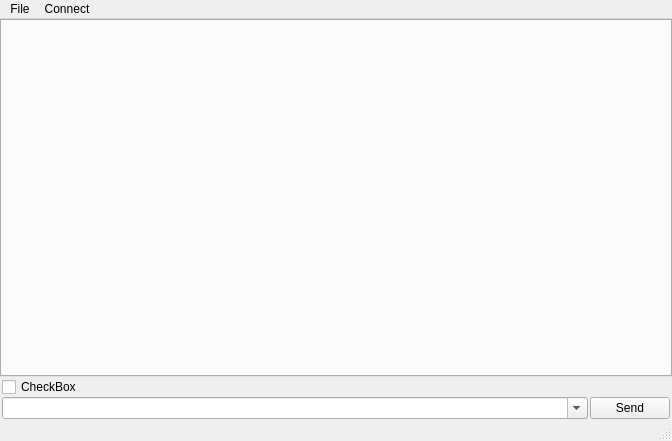
First picture: the form in framewindow.ui, repository Kudesnick/regexpterm, before the edit.
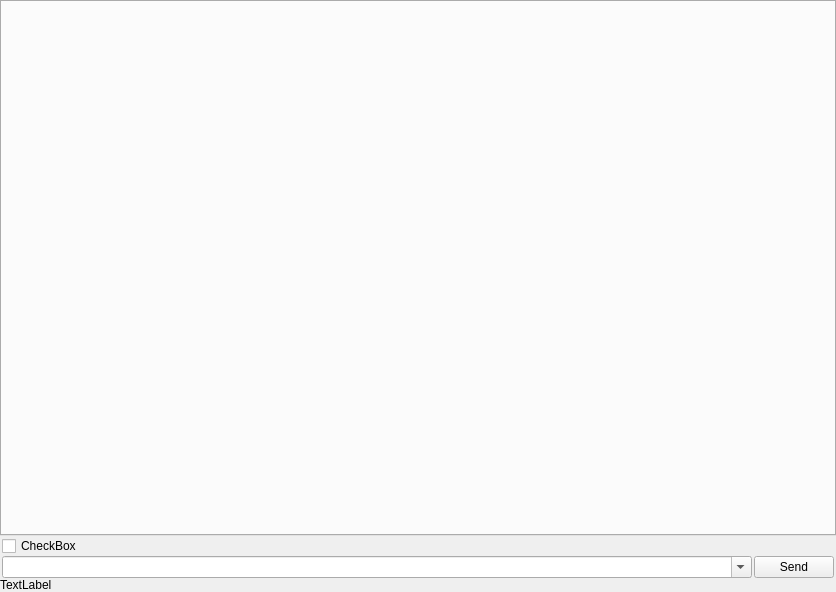
Second picture: the form after the edit.

Commit message: [mod] duplicate frame

```diff
--- a/framewindow.ui
+++ b/framewindow.ui
@@ -1,13 +1,13 @@
 <?xml version="1.0" encoding="UTF-8"?>
 <ui version="4.0">
  <class>FrameWindow</class>
- <widget class="QMainWindow" name="FrameWindow">
+ <widget class="QWidget" name="FrameWindow">
   <property name="geometry">
    <rect>
     <x>0</x>
     <y>0</y>
-    <width>672</width>
-    <height>441</height>
+    <width>836</width>
+    <height>592</height>
    </rect>
   </property>
   <property name="sizePolicy">
@@ -22,19 +22,12 @@
   <property name="layoutDirection">
    <enum>Qt::LeftToRight</enum>
   </property>
-  <property name="iconSize">
+  <property name="iconSize" stdset="0">
    <size>
     <width>16</width>
     <height>16</height>
    </size>
   </property>
-  <widget class="QWidget" name="centralwidget">
-   <property name="sizePolicy">
-    <sizepolicy hsizetype="Preferred" vsizetype="Preferred">
-     <horstretch>0</horstretch>
-     <verstretch>0</verstretch>
-    </sizepolicy>
-   </property>
    <layout class="QGridLayout" name="gridLayout">
     <property name="leftMargin">
      <number>0</number>
@@ -160,33 +153,14 @@
       </item>
      </layout>
     </item>
-   </layout>
-  </widget>
-  <widget class="QStatusBar" name="statusBar"/>
-  <widget class="QMenuBar" name="menuBar">
-   <property name="geometry">
-    <rect>
-     <x>0</x>
-     <y>0</y>
-     <width>672</width>
-     <height>20</height>
-    </rect>
-   </property>
-   <widget class="QMenu" name="menuFile">
-    <property name="title">
-     <string>File</string>
-    </property>
-    <addaction name="actionSettings"/>
-    <addaction name="actionAbout"/>
-   </widget>
-   <widget class="QMenu" name="menuAbout">
-    <property name="title">
-     <string>Connect</string>
-    </property>
-   </widget>
-   <addaction name="menuFile"/>
-   <addaction name="menuAbout"/>
-  </widget>
+   <item row="3" column="0">
+    <widget class="QLabel" name="statusBar">
+     <property name="text">
+      <string>TextLabel</string>
+     </property>
+    </widget>
+   </item>
+  </layout>
   <action name="actionSettings">
    <property name="text">
     <string>Settings</string>
```
Lines whose indentation alone changed are shown as unchanged. The commit also changes 7 other files.
